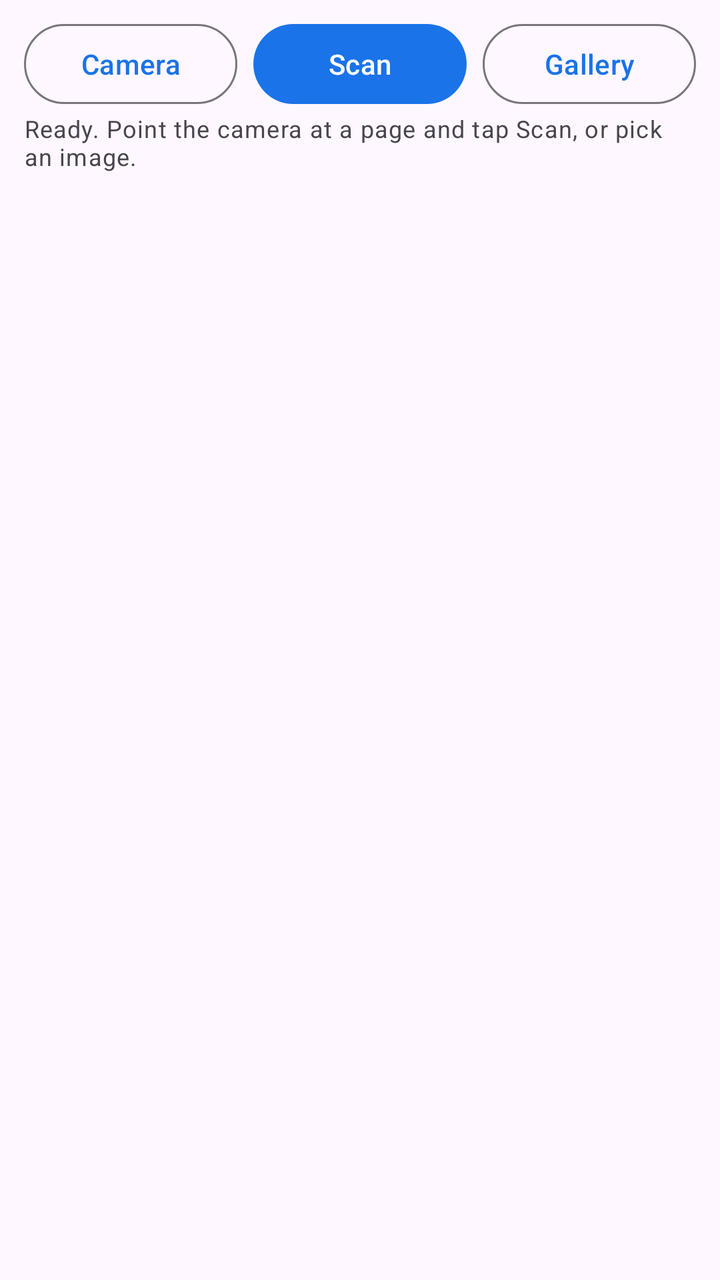
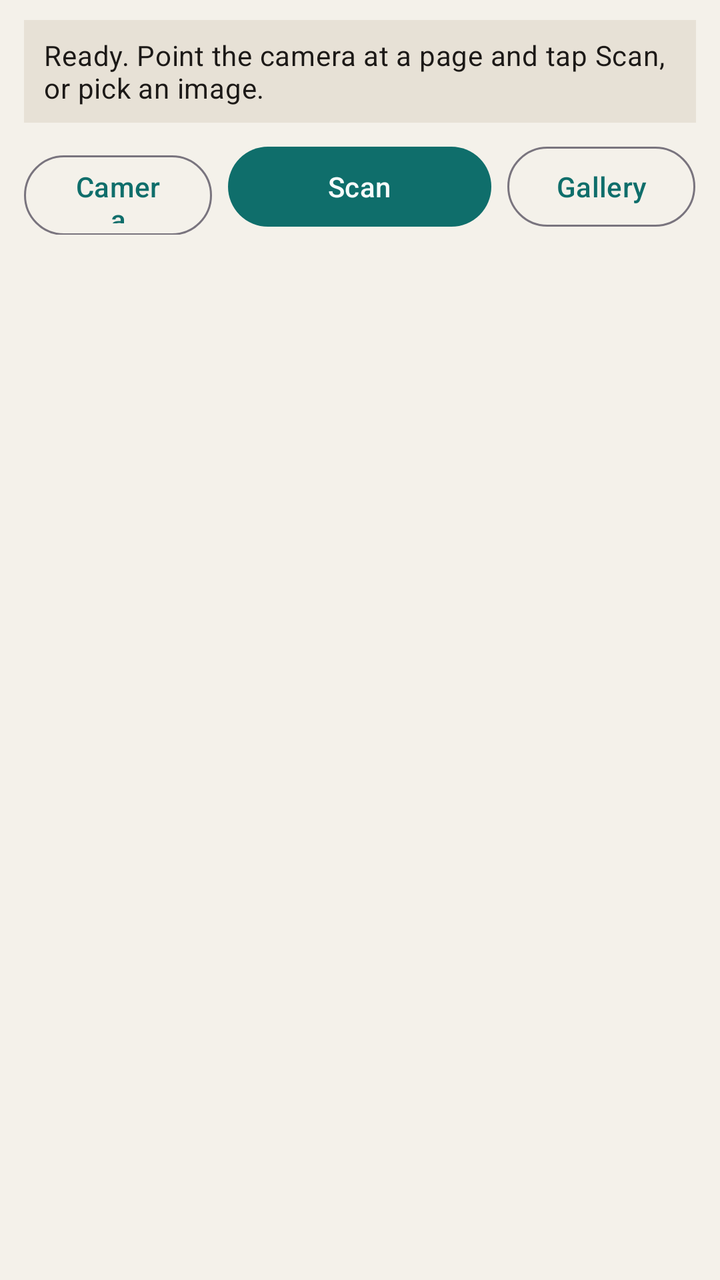

Compare the two renders of this Android layout. The source of the first and the diff that turns it into the second are given below.
<!-- AndroidManifest.xml: application theme Theme.OcrScanner -->
<!-- res/layout/actions.xml -->
<?xml version="1.0" encoding="utf-8"?>
<LinearLayout xmlns:android="http://schemas.android.com/apk/res/android"
  android:layout_width="match_parent"
  android:layout_height="wrap_content"
  android:orientation="vertical"
  android:paddingHorizontal="12dp"
  android:paddingTop="8dp">

  <LinearLayout
    android:layout_width="match_parent"
    android:layout_height="wrap_content"
    android:orientation="horizontal">

    <com.google.android.material.button.MaterialButton
      android:id="@+id/camera_button"
      style="?attr/materialButtonOutlinedStyle"
      android:layout_width="0dp"
      android:layout_height="wrap_content"
      android:layout_weight="1"
      android:text="@string/camera" />

    <com.google.android.material.button.MaterialButton
      android:id="@+id/scan_button"
      android:layout_width="0dp"
      android:layout_height="wrap_content"
      android:layout_marginHorizontal="8dp"
      android:layout_weight="1"
      android:text="@string/scan" />

    <com.google.android.material.button.MaterialButton
      android:id="@+id/gallery_button"
      style="?attr/materialButtonOutlinedStyle"
      android:layout_width="0dp"
      android:layout_height="wrap_content"
      android:layout_weight="1"
      android:text="@string/gallery" />
  </LinearLayout>

  <TextView
    android:id="@+id/status"
    android:layout_width="match_parent"
    android:layout_height="wrap_content"
    android:layout_marginBottom="4dp"
    android:maxLines="2"
    android:minLines="1"
    android:text="@string/status_ready"
    android:textAppearance="?attr/textAppearanceBodySmall" />
</LinearLayout>
<!-- resources referenced by this layout -->
<resources>
  <string name="camera">Camera</string>
  <string name="gallery">Gallery</string>
  <string name="scan">Scan</string>
  <string name="status_ready">Ready. Point the camera at a page and tap Scan, or pick an image.</string>
  <style name="Theme.OcrScanner" parent="Theme.Material3.DayNight.NoActionBar">
      <item name="colorPrimary">@color/brand</item>
    </style>
  <color name="brand">#FF1A73E8</color>
</resources>

<!-- the commit's change to res/layout/actions.xml (unified diff, before → after) -->
@@ -4,7 +4,21 @@
   android:layout_height="wrap_content"
   android:orientation="vertical"
   android:paddingHorizontal="12dp"
-  android:paddingTop="8dp">
+  android:paddingTop="10dp"
+  android:paddingBottom="4dp">
+
+  <TextView
+    android:id="@+id/status"
+    android:layout_width="match_parent"
+    android:layout_height="wrap_content"
+    android:layout_marginBottom="8dp"
+    android:background="@color/paper_2"
+    android:maxLines="2"
+    android:paddingHorizontal="10dp"
+    android:paddingVertical="8dp"
+    android:text="@string/status_ready"
+    android:textColor="@color/ink"
+    android:textAppearance="?attr/textAppearanceBodyMedium" />
 
   <LinearLayout
     android:layout_width="match_parent"
@@ -15,34 +29,24 @@
       android:id="@+id/camera_button"
       style="?attr/materialButtonOutlinedStyle"
       android:layout_width="0dp"
-      android:layout_height="wrap_content"
+      android:layout_height="48dp"
       android:layout_weight="1"
       android:text="@string/camera" />
 
     <com.google.android.material.button.MaterialButton
       android:id="@+id/scan_button"
       android:layout_width="0dp"
-      android:layout_height="wrap_content"
+      android:layout_height="48dp"
       android:layout_marginHorizontal="8dp"
-      android:layout_weight="1"
+      android:layout_weight="1.4"
       android:text="@string/scan" />
 
     <com.google.android.material.button.MaterialButton
       android:id="@+id/gallery_button"
       style="?attr/materialButtonOutlinedStyle"
       android:layout_width="0dp"
-      android:layout_height="wrap_content"
+      android:layout_height="48dp"
       android:layout_weight="1"
       android:text="@string/gallery" />
   </LinearLayout>
-
-  <TextView
-    android:id="@+id/status"
-    android:layout_width="match_parent"
-    android:layout_height="wrap_content"
-    android:layout_marginBottom="4dp"
-    android:maxLines="2"
-    android:minLines="1"
-    android:text="@string/status_ready"
-    android:textAppearance="?attr/textAppearanceBodySmall" />
 </LinearLayout>
<!-- resource entries referenced after the edit -->
@@ -1,12 +1,28 @@
 <!-- resources referenced by this layout -->
 <resources>
+  <color name="ink">#FF1C1917</color>
+  <color name="paper_2">#FFE7E1D6</color>
   <string name="camera">Camera</string>
   <string name="gallery">Gallery</string>
   <string name="scan">Scan</string>
   <string name="status_ready">Ready. Point the camera at a page and tap Scan, or pick an image.</string>
-  <style name="Theme.OcrScanner" parent="Theme.Material3.DayNight.NoActionBar">
+  <style name="Theme.OcrScanner" parent="Theme.Material3.Light.NoActionBar">
       <item name="colorPrimary">@color/brand</item>
+      <item name="colorOnPrimary">@color/on_brand</item>
+      <item name="colorSecondary">@color/brand_dark</item>
+      <item name="colorSurface">@color/paper</item>
+      <item name="colorOnSurface">@color/ink</item>
+      <item name="android:colorBackground">@color/paper</item>
+      <item name="android:windowBackground">@color/paper</item>
+      <item name="android:statusBarColor">@color/paper</item>
+      <item name="android:navigationBarColor">@color/paper</item>
+      <item name="android:windowLightStatusBar">true</item>
+      <item name="android:windowLightNavigationBar">true</item>
+      <item name="shapeCornerSizeMedium">8dp</item>
     </style>
-  <color name="brand">#FF1A73E8</color>
+  <color name="brand">#FF0F6E6B</color>
+  <color name="on_brand">#FFF7FBFB</color>
+  <color name="brand_dark">#FF0A4F4D</color>
+  <color name="paper">#FFF4F1EA</color>
 </resources>
 
